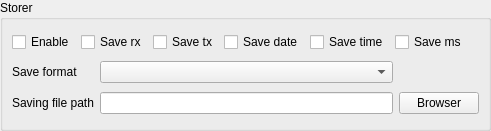
Old version of the form src/toolsui/SAKStorerToolUi.ui in the repository x-tools-author/x-tools.
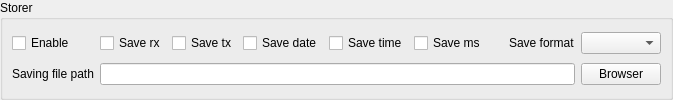
New version of the form. Custom widgets are drawn as their Qt base class.

Commit message: chore: using menu to replace dialog

Patch:
```diff
--- a/src/toolsui/SAKStorerToolUi.ui
+++ b/src/toolsui/SAKStorerToolUi.ui
@@ -6,8 +6,8 @@
    <rect>
     <x>0</x>
     <y>0</y>
-    <width>491</width>
-    <height>131</height>
+    <width>673</width>
+    <height>100</height>
    </rect>
   </property>
   <property name="windowTitle">
@@ -32,78 +32,59 @@
       <string>Storer</string>
      </property>
      <layout class="QGridLayout" name="gridLayout_7">
-      <item row="3" column="0">
-       <widget class="QLabel" name="label_14">
-        <property name="text">
-         <string>Saving file path</string>
-        </property>
-       </widget>
-      </item>
-      <item row="3" column="5">
-       <widget class="QPushButton" name="pushButtonSelectFile">
-        <property name="text">
-         <string>Browser</string>
-        </property>
-       </widget>
-      </item>
-      <item row="2" column="0">
-       <widget class="QLabel" name="label">
-        <property name="text">
-         <string>Save format</string>
-        </property>
-       </widget>
-      </item>
-      <item row="3" column="1" colspan="4">
-       <widget class="SAKLineEdit" name="lineEditStorerPath"/>
-      </item>
-      <item row="2" column="1" colspan="4">
-       <widget class="SAKTextFormatComboBox" name="comboBoxFormat"/>
-      </item>
-      <item row="0" column="0" colspan="6">
-       <layout class="QHBoxLayout" name="horizontalLayout">
-        <item>
-         <widget class="SAKCheckBox" name="checkBoxEnable">
-          <property name="text">
-           <string>Enable</string>
-          </property>
-         </widget>
-        </item>
-        <item>
+      <item row="0" column="1">
          <widget class="SAKCheckBox" name="checkBoxRx">
           <property name="text">
            <string>Save rx</string>
           </property>
          </widget>
         </item>
-        <item>
+      <item row="0" column="2">
          <widget class="SAKCheckBox" name="checkBoxTx">
           <property name="text">
            <string>Save tx</string>
           </property>
          </widget>
         </item>
-        <item>
-         <widget class="SAKCheckBox" name="checkBoxDate">
-          <property name="text">
-           <string>Save date</string>
-          </property>
-         </widget>
-        </item>
-        <item>
+      <item row="0" column="4">
          <widget class="SAKCheckBox" name="checkBoxTime">
           <property name="text">
            <string>Save time</string>
           </property>
          </widget>
         </item>
-        <item>
+      <item row="0" column="3">
+       <widget class="SAKCheckBox" name="checkBoxDate">
+        <property name="text">
+         <string>Save date</string>
+        </property>
+       </widget>
+      </item>
+      <item row="0" column="7">
+       <widget class="QLabel" name="label">
+        <property name="text">
+         <string>Save format</string>
+        </property>
+       </widget>
+      </item>
+      <item row="0" column="5">
          <widget class="SAKCheckBox" name="checkBoxMs">
           <property name="text">
            <string>Save ms</string>
           </property>
          </widget>
         </item>
-        <item>
+      <item row="0" column="0">
+       <widget class="SAKCheckBox" name="checkBoxEnable">
+        <property name="text">
+         <string>Enable</string>
+        </property>
+       </widget>
+      </item>
+      <item row="0" column="8">
+       <widget class="SAKTextFormatComboBox" name="comboBoxFormat"/>
+      </item>
+      <item row="0" column="6">
          <spacer name="horizontalSpacer">
           <property name="orientation">
            <enum>Qt::Horizontal</enum>
@@ -116,7 +97,22 @@
           </property>
          </spacer>
         </item>
-       </layout>
+      <item row="1" column="8">
+       <widget class="QPushButton" name="pushButtonSelectFile">
+        <property name="text">
+         <string>Browser</string>
+        </property>
+       </widget>
+      </item>
+      <item row="1" column="0">
+       <widget class="QLabel" name="label_14">
+        <property name="text">
+         <string>Saving file path</string>
+        </property>
+       </widget>
+      </item>
+      <item row="1" column="1" colspan="7">
+       <widget class="SAKLineEdit" name="lineEditStorerPath"/>
       </item>
      </layout>
     </widget>
```
Lines whose indentation alone changed are shown as unchanged. The commit also changes 7 other files.
